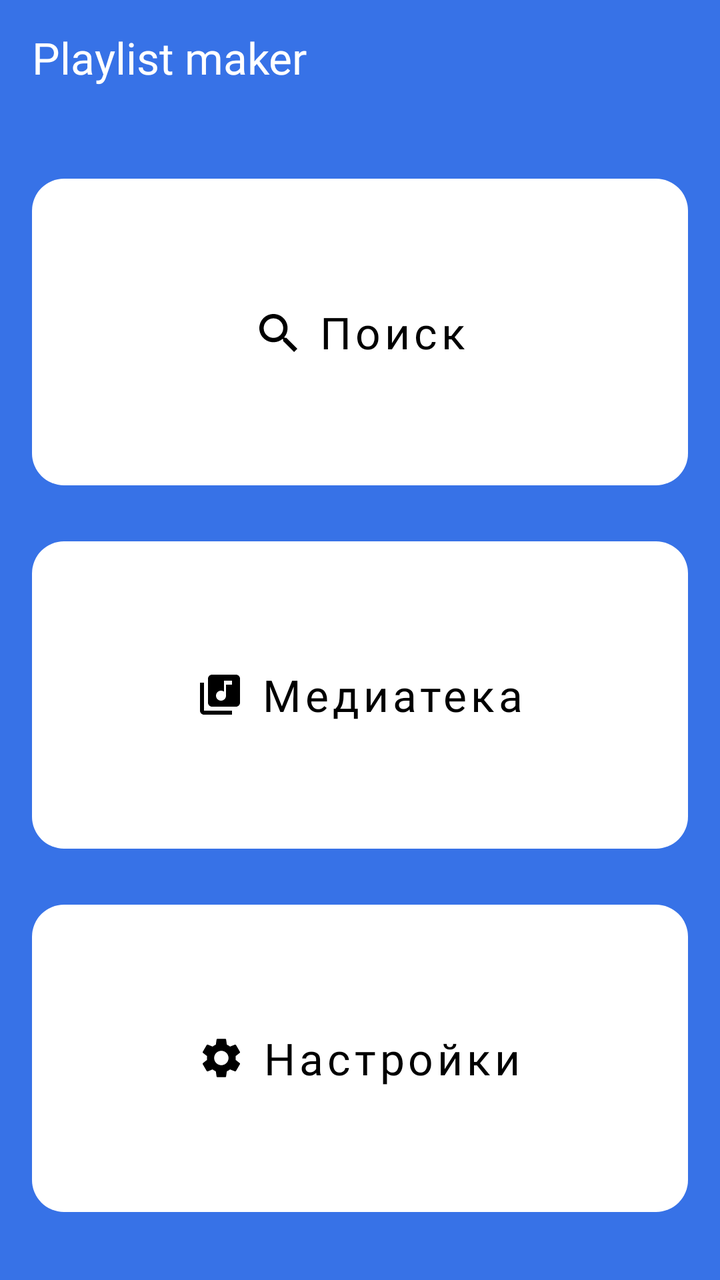
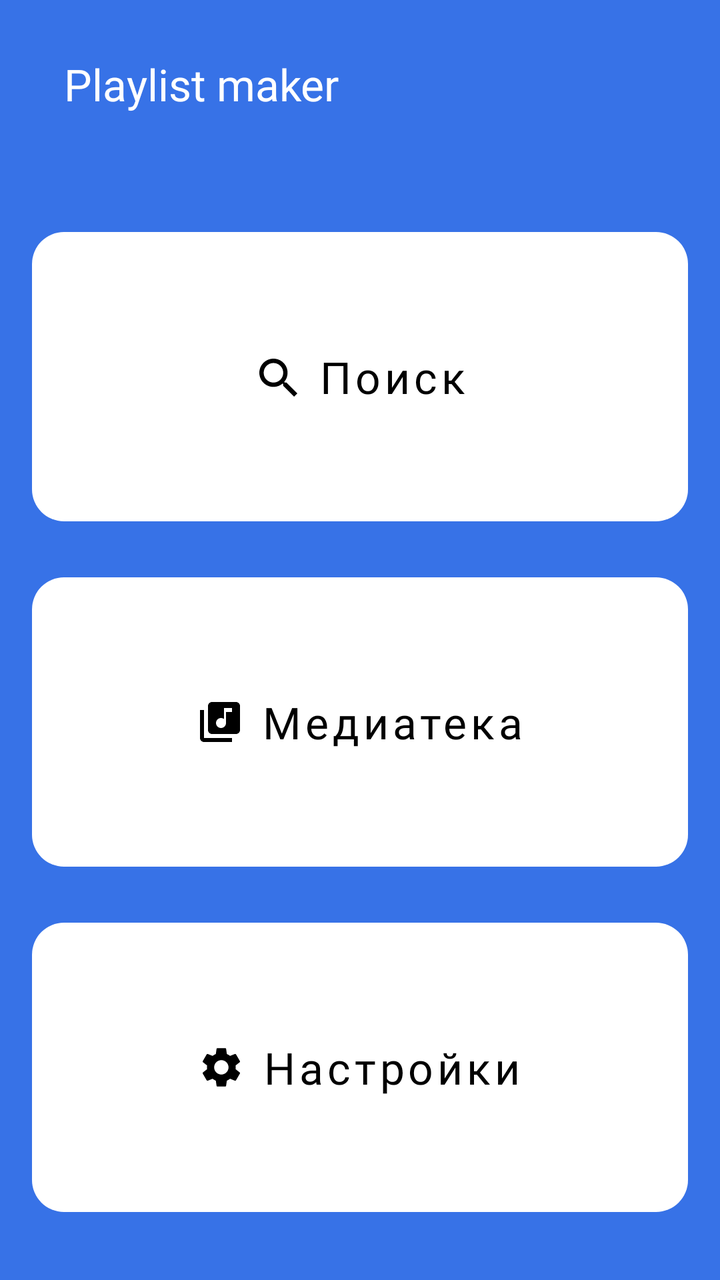

An Android layout rendered at two revisions. The XML below is the earlier revision; the diff shows what the commit changed to produce the second picture.
<!-- AndroidManifest.xml: application theme Theme.PlaylistMaker -->
<!-- res/layout/activity_main.xml -->
<?xml version="1.0" encoding="utf-8"?>
<LinearLayout xmlns:android="http://schemas.android.com/apk/res/android"
    xmlns:app="http://schemas.android.com/apk/res-auto"
    android:layout_width="match_parent"
    android:layout_height="match_parent"
    android:background="?attr/colorSecondary"
    android:orientation="vertical"
    android:paddingLeft="@dimen/padding_screen"
    android:paddingTop="14dp"
    android:paddingRight="@dimen/padding_screen"
    android:theme="@style/Theme.PlaylistMaker">

    <TextView
        android:layout_width="wrap_content"
        android:layout_height="wrap_content"
        android:fontFamily="@font/ys_display_medium"
        android:text="@string/app_title"
        android:textColor="?attr/colorOnSecondary"
        android:textSize="@dimen/text_title" />

    <Button
        android:id="@+id/searchButton"
        style="@style/ButtonStyle"
        android:layout_marginTop="40dp"
        android:text="@string/search_button"
        app:icon="@drawable/ic_search_24" />

    <Button
        android:id="@+id/libraryButton"
        style="@style/ButtonStyle"
        android:layout_marginTop="@dimen/margin_between_buttons"
        android:text="@string/library_button"
        app:icon="@drawable/ic_media_24" />

    <Button
        android:id="@+id/settingsButton"
        style="@style/ButtonStyle"
        android:layout_marginTop="@dimen/margin_between_buttons"
        android:layout_marginBottom="28dp"
        android:text="@string/settings_button"
        app:icon="@drawable/ic_settings_24" />

</LinearLayout>
<!-- resources referenced by this layout -->
<resources>
  <dimen name="margin_between_buttons">16dp</dimen>
  <dimen name="padding_screen">16dp</dimen>
  <dimen name="text_title">22sp</dimen>
  <!-- drawable ic_media_24 (drawable) -->
  <vector xmlns:android="http://schemas.android.com/apk/res/android"
      android:width="24dp"
      android:height="24dp"
      android:viewportWidth="24"
      android:viewportHeight="24">
    <path
        android:pathData="M20,2H8C6.9,2 6,2.9 6,4V16C6,17.1 6.9,18 8,18H20C21.1,18 22,17.1 22,16V4C22,2.9 21.1,2 20,2ZM18,7H15V12.5C15,13.88 13.88,15 12.5,15C11.12,15 10,13.88 10,12.5C10,11.12 11.12,10 12.5,10C13.07,10 13.58,10.19 14,10.51V5H18V7ZM4,6H2V20C2,21.1 2.9,22 4,22H18V20H4V6Z"
        android:fillColor="#1A1B22"/>
  </vector>
  <!-- drawable ic_search_24 (drawable) -->
  <vector xmlns:android="http://schemas.android.com/apk/res/android"
      android:width="24dp"
      android:height="24dp"
      android:viewportWidth="24"
      android:viewportHeight="24">
    <path
        android:pathData="M16.579,14.95H15.721L15.417,14.656C16.481,13.418 17.122,11.81 17.122,10.061C17.122,6.161 13.961,3 10.061,3C6.161,3 3,6.161 3,10.061C3,13.961 6.161,17.122 10.061,17.122C11.81,17.122 13.418,16.481 14.656,15.417L14.95,15.721V16.579L20.381,22L22,20.381L16.579,14.95ZM10.061,14.95C7.356,14.95 5.173,12.766 5.173,10.061C5.173,7.356 7.356,5.173 10.061,5.173C12.766,5.173 14.95,7.356 14.95,10.061C14.95,12.766 12.766,14.95 10.061,14.95Z"
        android:fillColor="#1A1B22"/>
  </vector>
  <string name="app_title">Playlist maker</string>
  <string name="library_button">Медиатека</string>
  <string name="search_button">Поиск</string>
  <string name="settings_button">Настройки</string>
  <style name="ButtonStyle" parent="Widget.MaterialComponents.Button.UnelevatedButton">
          <item name="android:layout_width">match_parent</item>
          <item name="android:layout_height">wrap_content</item>
          <item name="android:gravity">center</item>
          <item name="backgroundTint">@color/yp_white</item>
          <item name="iconTint">@color/yp_black</item>
          <item name="iconGravity">textStart</item>
          <item name="iconPadding">@dimen/padding_icon</item>
          <item name="cornerRadius">@dimen/button_corner_radius</item>
          <item name="android:textColor">@color/yp_black</item>
          <item name="android:textSize">@dimen/text_title</item>
          <item name="android:textAllCaps">false</item>
          <item name="android:fontFamily">@font/ys_display_medium</item>
          <item name="android:textFontWeight">500</item>
          <item name="android:layout_weight">1</item>
      </style>
  <style name="Theme.PlaylistMaker" parent="Theme.MaterialComponents.DayNight.NoActionBar">
  
          <item name="colorPrimary">@color/yp_white</item>
          <item name="colorOnPrimary">@color/yp_black</item>
  
          <item name="colorSecondary">@color/yp_blue</item>
          <item name="colorOnSecondary">@color/yp_white</item>
  
          <item name="colorSurface">@color/yp_white</item>
          <item name="colorOnSurface">@color/yp_black</item>
  
          <item name="colorControlNormal">@color/yp_text_gray</item>
          <item name="colorSearchBackground">@color/yp_light_gray</item>
          <item name="colorSearchIcon">@color/yp_text_gray</item>
  
      </style>
  <color name="yp_white">#FFFFFF</color>
  <color name="yp_black">#000000</color>
  <dimen name="padding_icon">8dp</dimen>
  <dimen name="button_corner_radius">16dp</dimen>
  <color name="yp_blue">#3772E7</color>
  <color name="yp_text_gray">#AEAFB4</color>
  <color name="yp_light_gray">#E6E8EB</color>
  <!-- unchanged entries left out for length: 1 -->
</resources>

<!-- the commit's change to res/layout/activity_main.xml (unified diff, before → after) -->
@@ -1,22 +1,24 @@
 <?xml version="1.0" encoding="utf-8"?>
 <LinearLayout xmlns:android="http://schemas.android.com/apk/res/android"
     xmlns:app="http://schemas.android.com/apk/res-auto"
+    android:id="@+id/mainLayout"
     android:layout_width="match_parent"
     android:layout_height="match_parent"
     android:background="?attr/colorSecondary"
     android:orientation="vertical"
     android:paddingLeft="@dimen/padding_screen"
-    android:paddingTop="14dp"
     android:paddingRight="@dimen/padding_screen"
     android:theme="@style/Theme.PlaylistMaker">
 
-    <TextView
-        android:layout_width="wrap_content"
-        android:layout_height="wrap_content"
-        android:fontFamily="@font/ys_display_medium"
-        android:text="@string/app_title"
-        android:textColor="?attr/colorOnSecondary"
-        android:textSize="@dimen/text_title" />
+    <com.google.android.material.appbar.MaterialToolbar
+        android:id="@+id/mainToolbar"
+        android:layout_width="match_parent"
+        android:layout_height="?attr/actionBarSize"
+        android:layout_marginTop="14dp"
+        android:background="@android:color/transparent"
+        app:title="@string/app_title"
+        app:titleTextAppearance="@style/TitleToolbarStyle"
+        app:titleTextColor="?attr/colorOnSecondary" />
 
     <Button
         android:id="@+id/searchButton"
<!-- resource entries referenced after the edit -->
@@ -52,12 +52,16 @@
           <item name="colorOnSecondary">@color/yp_white</item>
   
           <item name="colorSurface">@color/yp_white</item>
-          <item name="colorOnSurface">@color/yp_black</item>
   
           <item name="colorControlNormal">@color/yp_text_gray</item>
           <item name="colorSearchBackground">@color/yp_light_gray</item>
           <item name="colorSearchIcon">@color/yp_text_gray</item>
   
+      </style>
+  <style name="TitleToolbarStyle">
+          <item name="android:textSize">@dimen/text_title</item>
+          <item name="android:fontFamily">@font/ys_display_medium</item>
+          <item name="android:textFontWeight">500</item>
       </style>
   <color name="yp_white">#FFFFFF</color>
   <color name="yp_black">#000000</color>
